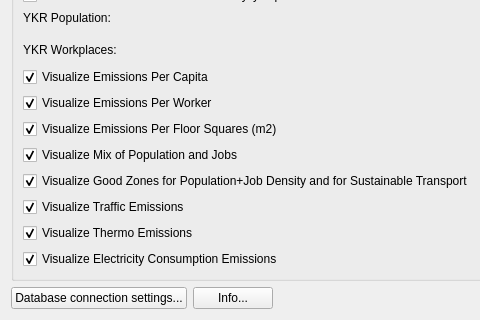
The window that ui/ykr_tool_main.ui (ernoma/assesclimateimpact) describes before a commit, drawn with Qt 5; both pictures show x 0 to 480 and y 597 to 917 of the 804 by 917 pixel window.
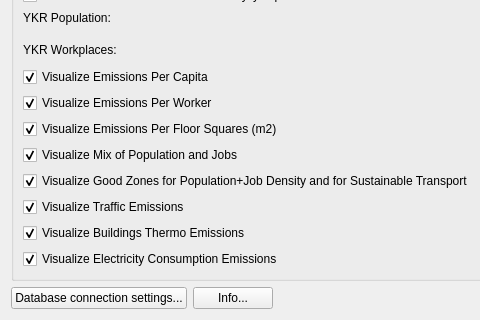
The same window after the commit. Custom widgets are drawn as their Qt base class.

Commit message: Visualize buildings thermo emissions and update Finnish language translations

Patch:
```diff
--- a/ui/ykr_tool_main.ui
+++ b/ui/ykr_tool_main.ui
@@ -546,7 +546,7 @@
           <item row="14" column="0">
            <widget class="QCheckBox" name="checkBoxVisualizeThermoEmissions">
             <property name="text">
-             <string>Visualize Thermo Emissions</string>
+             <string>Visualize Buildings Thermo Emissions</string>
             </property>
             <property name="checked">
              <bool>true</bool>
```
The commit also changes 9 other files.
